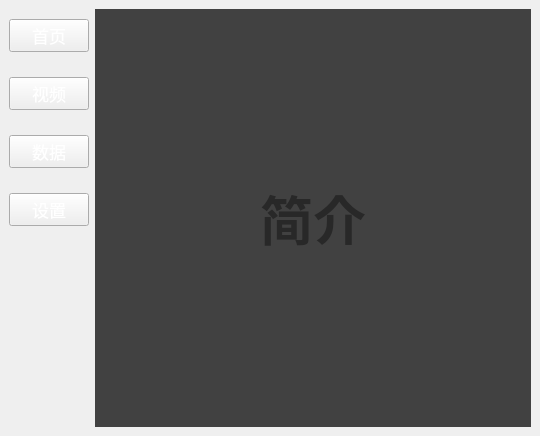
The window that Qt/ui/Mainwindow.ui (pengyugit/py) describes before a commit, drawn with Qt 5.
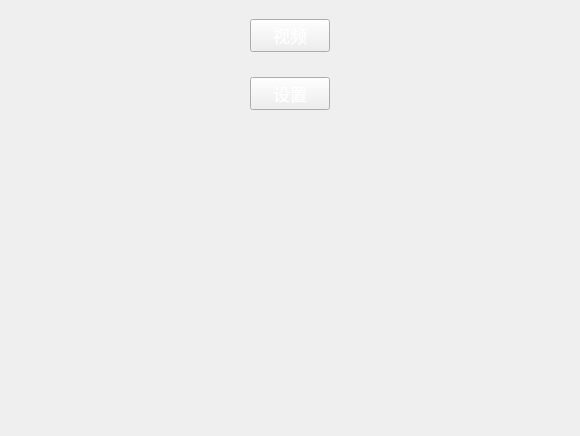
The same window after the commit. Icons and pictures are not drawn.

```diff
--- a/Qt/ui/Mainwindow.ui
+++ b/Qt/ui/Mainwindow.ui
@@ -6,7 +6,7 @@
    <rect>
     <x>0</x>
     <y>0</y>
-    <width>540</width>
+    <width>580</width>
     <height>436</height>
    </rect>
   </property>
@@ -34,43 +34,13 @@
   <widget class="QWidget" name="centralwidget">
    <layout class="QGridLayout" name="gridLayout_2">
     <item row="0" column="1">
-     <layout class="QGridLayout" name="gridLayout" rowstretch="0" columnstretch="0,0">
+     <layout class="QGridLayout" name="gridLayout" rowstretch="0" columnstretch="0">
       <property name="sizeConstraint">
        <enum>QLayout::SetFixedSize</enum>
       </property>
       <property name="spacing">
        <number>3</number>
       </property>
-      <item row="0" column="0">
-       <widget class="QLabel" name="label">
-        <property name="sizePolicy">
-         <sizepolicy hsizetype="Expanding" vsizetype="Preferred">
-          <horstretch>0</horstretch>
-          <verstretch>0</verstretch>
-         </sizepolicy>
-        </property>
-        <property name="font">
-         <font>
-          <family>微软雅黑</family>
-          <pointsize>40</pointsize>
-          <weight>75</weight>
-          <italic>false</italic>
-          <bold>true</bold>
-          <underline>false</underline>
-          <strikeout>false</strikeout>
-         </font>
-        </property>
-        <property name="styleSheet">
-         <string notr="true">color: rgb(40, 40, 40);background-color: rgb(65, 65,65);</string>
-        </property>
-        <property name="text">
-         <string>简介</string>
-        </property>
-        <property name="alignment">
-         <set>Qt::AlignCenter</set>
-        </property>
-       </widget>
-      </item>
      </layout>
     </item>
     <item row="0" column="0">
@@ -84,35 +54,6 @@
       <property name="topMargin">
        <number>10</number>
       </property>
-      <item>
-       <widget class="QPushButton" name="pushButton_4">
-        <property name="sizePolicy">
-         <sizepolicy hsizetype="Fixed" vsizetype="Fixed">
-          <horstretch>0</horstretch>
-          <verstretch>0</verstretch>
-         </sizepolicy>
-        </property>
-        <property name="font">
-         <font>
-          <family>微软雅黑</family>
-          <pointsize>13</pointsize>
-         </font>
-        </property>
-        <property name="styleSheet">
-         <string notr="true">color: rgb(255, 255, 255);</string>
-        </property>
-        <property name="text">
-         <string>首页</string>
-        </property>
-        <property name="icon">
-         <iconset>
-          <normaloff>../../14-video.ico</normaloff>../../14-video.ico</iconset>
-        </property>
-        <property name="default">
-         <bool>false</bool>
-        </property>
-       </widget>
-      </item>
       <item>
        <widget class="QPushButton" name="pushButton_2">
         <property name="sizePolicy">
@@ -142,28 +83,6 @@
         </property>
        </widget>
       </item>
-      <item>
-       <widget class="QPushButton" name="pushButton">
-        <property name="sizePolicy">
-         <sizepolicy hsizetype="Fixed" vsizetype="Fixed">
-          <horstretch>0</horstretch>
-          <verstretch>0</verstretch>
-         </sizepolicy>
-        </property>
-        <property name="font">
-         <font>
-          <family>微软雅黑</family>
-          <pointsize>13</pointsize>
-         </font>
-        </property>
-        <property name="styleSheet">
-         <string notr="true">color: rgb(255, 255, 255);</string>
-        </property>
-        <property name="text">
-         <string>数据</string>
-        </property>
-       </widget>
-      </item>
       <item>
        <widget class="QPushButton" name="pushButton_3">
         <property name="sizePolicy">
```
Left out of the diff: 6 changed lines with no effect on the pictures.
